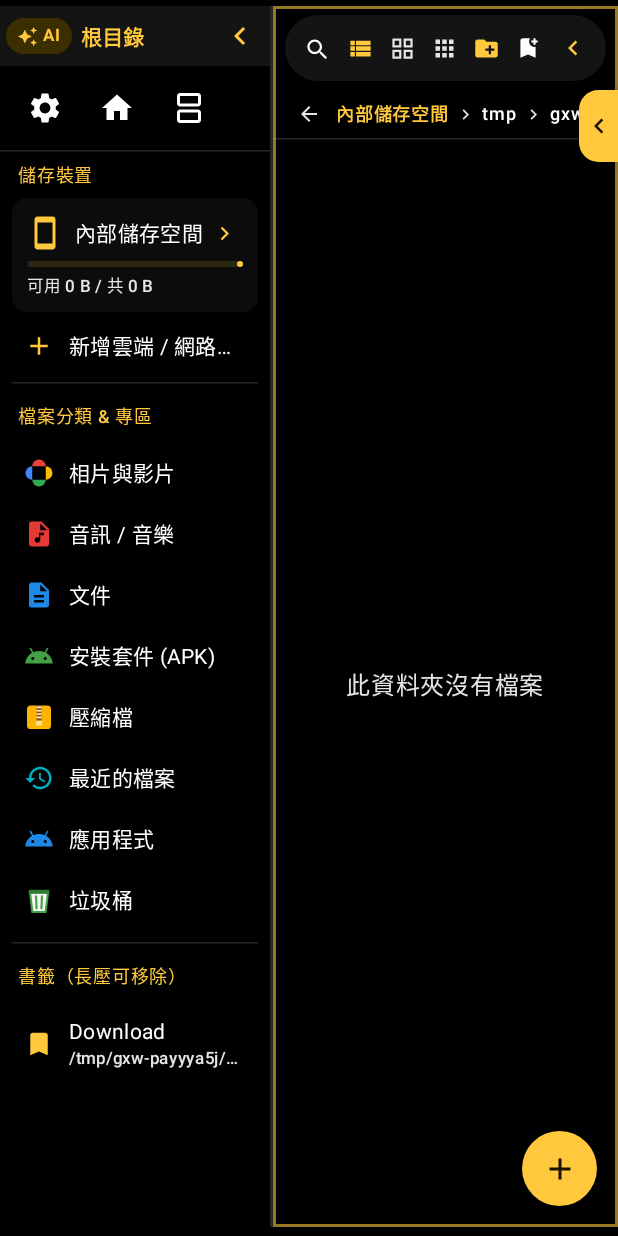
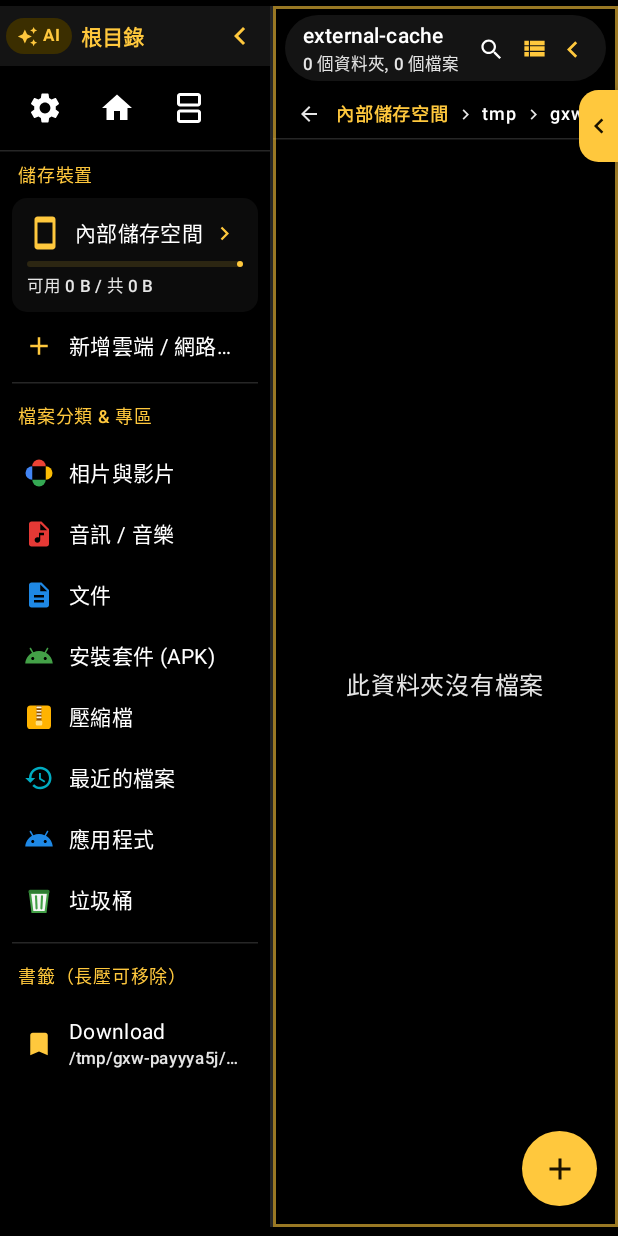
Before and after one commit to dx9901mk5/DX-File-Manager, an Android app built with Jetpack Compose: the screen it shows after launch (MainActivity), on a phone screen of 412 x 824 dp. Run offline under Robolectric (Android 15) with nearby library versions, the phone set to English and light mode, and no system bars; our stand-ins replace window size class; 2 statements that could not run were skipped.

Commit message:
fix: pin pane 2/3 collapse button at top-right on phones, add black-to-gray glass gradient dark theme

```diff
--- a/app/src/main/java/com/dx9901mk5/filemanager/MainActivity.kt
+++ b/app/src/main/java/com/dx9901mk5/filemanager/MainActivity.kt
@@ -53,6 +53,9 @@ import androidx.compose.material3.Button
 import androidx.compose.material3.Icon
 import androidx.compose.material3.MaterialTheme
 import androidx.compose.material3.Surface
+import androidx.compose.ui.graphics.Brush
+import androidx.compose.ui.graphics.Color
+import com.dx9901mk5.filemanager.core.settings.DarkBackgroundStyle
 import androidx.compose.material3.Text
 import androidx.compose.material3.TextButton
 import androidx.compose.material3.windowsizeclass.ExperimentalMaterial3WindowSizeClassApi
@@ -317,10 +320,25 @@ private fun DxFileManagerScreen(
         }
     }
 
+    val isGlassGradient = settings.darkTheme && settings.darkBackgroundStyle == DarkBackgroundStyle.BLACK_TO_GRAY_GLASS
+    val rootBgModifier = if (isGlassGradient) {
+        Modifier.background(
+            Brush.verticalGradient(
+                colors = listOf(
+                    Color(0xFF000000),
+                    Color(0xFF14161A),
+                    Color(0xFF282B32)
+                )
+            )
+        )
+    } else {
+        Modifier.background(MaterialTheme.colorScheme.background)
+    }
+
     Box(
         modifier = Modifier
             .fillMaxSize()
-            .background(MaterialTheme.colorScheme.background)
+            .then(rootBgModifier)
             .windowInsetsPadding(WindowInsets.safeDrawing)
             .padding(top = 4.dp, bottom = 6.dp)
             .dxKeyboardShortcuts { shortcut ->
--- a/app/src/main/java/com/dx9901mk5/filemanager/core/settings/AppPreferences.kt
+++ b/app/src/main/java/com/dx9901mk5/filemanager/core/settings/AppPreferences.kt
@@ -21,7 +21,8 @@ private val Context.dxDataStore: DataStore<Preferences> by preferencesDataStore(
 
 enum class DarkBackgroundStyle(val key: String) {
     OLED_BLACK("oled_black"),
-    DARK_GRAY("dark_gray");
+    DARK_GRAY("dark_gray"),
+    BLACK_TO_GRAY_GLASS("black_to_gray_glass");
 
     companion object {
         fun fromKey(key: String?): DarkBackgroundStyle =
--- a/app/src/main/java/com/dx9901mk5/filemanager/core/settings/DxI18n.kt
+++ b/app/src/main/java/com/dx9901mk5/filemanager/core/settings/DxI18n.kt
@@ -45,6 +45,7 @@ data class DxStrings(
     val darkBgStyleTitle: String,
     val darkBgOledBlack: String,
     val darkBgDarkGray: String,
+    val darkBgBlackToGrayGlass: String,
     val languageTitle: String,
     val checkUpdate: String,
     val githubProject: String,
@@ -73,6 +74,7 @@ fun dxStringsFor(lang: AppLanguage): DxStrings = when (lang) {
         darkBgStyleTitle = "深色背景底色",
         darkBgOledBlack = "全黑 (OLED 螢幕適用)",
         darkBgDarkGray = "灰黑底",
+        darkBgBlackToGrayGlass = "黑至灰黑玻璃漸層",
         languageTitle = "介面語言 (Language)",
         checkUpdate = "檢查更新",
         githubProject = "GitHub 專案",
@@ -99,6 +101,7 @@ fun dxStringsFor(lang: AppLanguage): DxStrings = when (lang) {
         darkBgStyleTitle = "深色背景底色",
         darkBgOledBlack = "纯黑 (OLED 屏幕适用)",
         darkBgDarkGray = "灰黑底",
+        darkBgBlackToGrayGlass = "黑至灰黑玻璃渐变",
         languageTitle = "界面语言 (Language)",
         checkUpdate = "检查更新",
         githubProject = "GitHub 项目",
@@ -125,6 +128,7 @@ fun dxStringsFor(lang: AppLanguage): DxStrings = when (lang) {
         darkBgStyleTitle = "Dark Background Style",
         darkBgOledBlack = "Pure Black (OLED)",
         darkBgDarkGray = "Dark Gray",
+        darkBgBlackToGrayGlass = "Black-Gray Glass",
         languageTitle = "Language",
         checkUpdate = "Check Update",
         githubProject = "GitHub Repo",
@@ -151,6 +155,7 @@ fun dxStringsFor(lang: AppLanguage): DxStrings = when (lang) {
         darkBgStyleTitle = "ダーク背景スタイル",
         darkBgOledBlack = "完全な黒 (OLED 向け)",
         darkBgDarkGray = "ダークグレー",
+        darkBgBlackToGrayGlass = "黒〜灰黒ガラス",
         languageTitle = "表示言語 (Language)",
         checkUpdate = "アップデート確認",
         githubProject = "GitHub プロジェクト",
--- a/app/src/main/java/com/dx9901mk5/filemanager/ui/dialogs/AboutAndUpdateDialog.kt
+++ b/app/src/main/java/com/dx9901mk5/filemanager/ui/dialogs/AboutAndUpdateDialog.kt
@@ -168,6 +168,11 @@ fun SettingsAndAboutDialog(
                             selected = settings.darkBackgroundStyle == DarkBackgroundStyle.DARK_GRAY,
                             onClick = { onChangeDarkBackgroundStyle(DarkBackgroundStyle.DARK_GRAY) },
                             label = { Text(s.darkBgDarkGray) }
+                        )
+                        FilterChip(
+                            selected = settings.darkBackgroundStyle == DarkBackgroundStyle.BLACK_TO_GRAY_GLASS,
+                            onClick = { onChangeDarkBackgroundStyle(DarkBackgroundStyle.BLACK_TO_GRAY_GLASS) },
+                            label = { Text(s.darkBgBlackToGrayGlass) }
                         )
                     }
                 }
--- a/app/src/main/java/com/dx9901mk5/filemanager/ui/layout/FileExplorerPane.kt
+++ b/app/src/main/java/com/dx9901mk5/filemanager/ui/layout/FileExplorerPane.kt
@@ -203,10 +203,14 @@ fun FileExplorerPane(
                             .padding(horizontal = 6.dp, vertical = 4.dp),
                         verticalAlignment = Alignment.CenterVertically
                     ) {
-                        Column(
+                        Row(
                             modifier = Modifier
                                 .weight(1f)
-                                .padding(horizontal = 8.dp)
+                                .horizontalScroll(rememberScrollState()),
+                            verticalAlignment = Alignment.CenterVertically
+                        ) {
+                            Column(
+                                modifier = Modifier.padding(horizontal = 6.dp)
                             ) {
                                 Text(
                                     text = currentTitle,
@@ -314,13 +318,14 @@ fun FileExplorerPane(
                                     )
                                 }
                             }
-                        // 右上角折疊按鈕
-                        IconButton(onClick = onCollapsePane, modifier = Modifier.size(32.dp)) {
+                        }
+                        // 右上角折疊按鈕固定在最右側（紅框處），窄螢幕絕不被擠出
+                        IconButton(onClick = onCollapsePane, modifier = Modifier.size(34.dp)) {
                             Icon(
-                                Icons.Default.ChevronLeft,
+                                if (state.paneIndex == 3) Icons.Default.ChevronRight else Icons.Default.ChevronLeft,
                                 contentDescription = "摺疊此面板",
                                 tint = MaterialTheme.colorScheme.primary,
-                                modifier = Modifier.size(20.dp)
+                                modifier = Modifier.size(22.dp)
                             )
                         }
                     }
--- a/app/src/main/java/com/dx9901mk5/filemanager/ui/layout/NavigationPane.kt
+++ b/app/src/main/java/com/dx9901mk5/filemanager/ui/layout/NavigationPane.kt
@@ -121,7 +121,7 @@ fun NavigationPane(
 
     Surface(
         modifier = Modifier.fillMaxSize(),
-        color = MaterialTheme.colorScheme.background,
+        color = MaterialTheme.colorScheme.surface,
         contentColor = MaterialTheme.colorScheme.onBackground
     ) {
         Column(modifier = Modifier.fillMaxSize()) {
--- a/app/src/main/java/com/dx9901mk5/filemanager/ui/layout/ThreePaneScaffold.kt
+++ b/app/src/main/java/com/dx9901mk5/filemanager/ui/layout/ThreePaneScaffold.kt
@@ -138,7 +138,7 @@ fun ThreePaneScaffold(
     BoxWithConstraints(
         modifier = Modifier
             .fillMaxSize()
-            .background(MaterialTheme.colorScheme.background)
+            .background(androidx.compose.ui.graphics.Color.Transparent)
     ) {
         if (!pane1WidthInitialized) {
             // 根目錄固定比例（約 24%，介於 180dp ~ 240dp，不開放變更）
--- a/app/src/main/java/com/dx9901mk5/filemanager/ui/theme/Theme.kt
+++ b/app/src/main/java/com/dx9901mk5/filemanager/ui/theme/Theme.kt
@@ -52,6 +52,26 @@ private val DxGrayDarkColors = darkColorScheme(
     outlineVariant = Color(0xFF3F434A)
 )
 
+// 暗色主題（黑至灰黑玻璃漸層）：半透明磨砂玻璃面板 + 高對比純白文字
+private val DxGlassGradientDarkColors = darkColorScheme(
+    primary = Color(0xFFFFC83D),
+    onPrimary = Color(0xFF1A1200),
+    primaryContainer = Color(0x993B2E00),
+    onPrimaryContainer = Color(0xFFFFF3C4),
+    secondary = Color(0xFFFFD566),
+    onSecondary = Color(0xFF1E1700),
+    secondaryContainer = Color(0x882C2612),
+    onSecondaryContainer = Color.White,
+    background = Color(0xFF000000),
+    onBackground = Color.White,
+    surface = Color(0x99121418),
+    onSurface = Color.White,
+    surfaceVariant = Color(0xAA252830),
+    onSurfaceVariant = Color(0xFFE8E8E8),
+    outline = Color(0x888A8E96),
+    outlineVariant = Color(0x44FFFFFF)
+)
+
 private val DxLightColors = lightColorScheme(
     primary = Color(0xFFC48B00),
     onPrimary = Color.White,
@@ -77,6 +97,7 @@ fun DxFileManagerTheme(
         darkTheme -> when (darkBackgroundStyle) {
             DarkBackgroundStyle.OLED_BLACK -> DxOledDarkColors
             DarkBackgroundStyle.DARK_GRAY -> DxGrayDarkColors
+            DarkBackgroundStyle.BLACK_TO_GRAY_GLASS -> DxGlassGradientDarkColors
         }
         else -> DxLightColors
     }
```
Also changed, not shown: 1 other file. Lines whose indentation alone changed are shown as unchanged.
